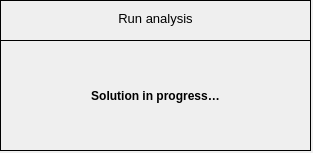
open-pulse/OpenPulse, file pulse/uix/user_input/ui/runAnalysisInput.ui: the form before one commit.
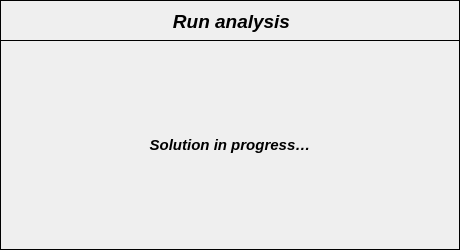
The form after the commit. Icons and pictures are not drawn.

What changed in the file:
```diff
--- a/pulse/uix/user_input/ui/runAnalysisInput.ui
+++ b/pulse/uix/user_input/ui/runAnalysisInput.ui
@@ -9,8 +9,8 @@
    <rect>
     <x>0</x>
     <y>0</y>
-    <width>313</width>
-    <height>153</height>
+    <width>460</width>
+    <height>250</height>
    </rect>
   </property>
   <property name="sizePolicy">
@@ -19,6 +19,18 @@
     <verstretch>0</verstretch>
    </sizepolicy>
   </property>
+  <property name="minimumSize">
+   <size>
+    <width>460</width>
+    <height>250</height>
+   </size>
+  </property>
+  <property name="maximumSize">
+   <size>
+    <width>460</width>
+    <height>250</height>
+   </size>
+  </property>
   <property name="contextMenuPolicy">
    <enum>Qt::DefaultContextMenu</enum>
   </property>
@@ -32,13 +44,19 @@
   <property name="whatsThis">
    <string/>
   </property>
+  <property name="sizeGripEnabled">
+   <bool>false</bool>
+  </property>
+  <property name="modal">
+   <bool>false</bool>
+  </property>
   <widget class="QWidget" name="widget" native="true">
    <property name="geometry">
     <rect>
      <x>0</x>
      <y>0</y>
-     <width>311</width>
-     <height>151</height>
+     <width>465</width>
+     <height>253</height>
     </rect>
    </property>
    <property name="font">
@@ -51,10 +69,22 @@
      <rect>
       <x>0</x>
       <y>0</y>
-      <width>311</width>
+      <width>460</width>
       <height>41</height>
      </rect>
     </property>
+    <property name="minimumSize">
+     <size>
+      <width>460</width>
+      <height>0</height>
+     </size>
+    </property>
+    <property name="maximumSize">
+     <size>
+      <width>460</width>
+      <height>16777215</height>
+     </size>
+    </property>
     <property name="frameShape">
      <enum>QFrame::Box</enum>
     </property>
@@ -67,16 +97,19 @@
     <widget class="QLabel" name="label">
      <property name="geometry">
       <rect>
-       <x>10</x>
-       <y>10</y>
+       <x>86</x>
+       <y>8</y>
        <width>291</width>
-       <height>16</height>
+       <height>27</height>
       </rect>
      </property>
      <property name="font">
       <font>
-       <pointsize>10</pointsize>
-       <italic>false</italic>
+       <family>Arial</family>
+       <pointsize>14</pointsize>
+       <weight>75</weight>
+       <italic>true</italic>
+       <bold>true</bold>
       </font>
      </property>
      <property name="text">
@@ -95,10 +128,22 @@
      <rect>
       <x>0</x>
       <y>40</y>
-      <width>311</width>
-      <height>111</height>
+      <width>460</width>
+      <height>210</height>
      </rect>
     </property>
+    <property name="minimumSize">
+     <size>
+      <width>460</width>
+      <height>140</height>
+     </size>
+    </property>
+    <property name="maximumSize">
+     <size>
+      <width>140</width>
+      <height>16777215</height>
+     </size>
+    </property>
     <property name="frameShape">
      <enum>QFrame::Box</enum>
     </property>
@@ -108,15 +153,18 @@
     <widget class="QLabel" name="label_title">
      <property name="geometry">
       <rect>
-       <x>20</x>
-       <y>20</y>
-       <width>271</width>
-       <height>71</height>
+       <x>6</x>
+       <y>4</y>
+       <width>448</width>
+       <height>202</height>
       </rect>
      </property>
      <property name="font">
       <font>
+       <family>Arial</family>
+       <pointsize>11</pointsize>
        <weight>75</weight>
+       <italic>true</italic>
        <bold>true</bold>
       </font>
      </property>
```
